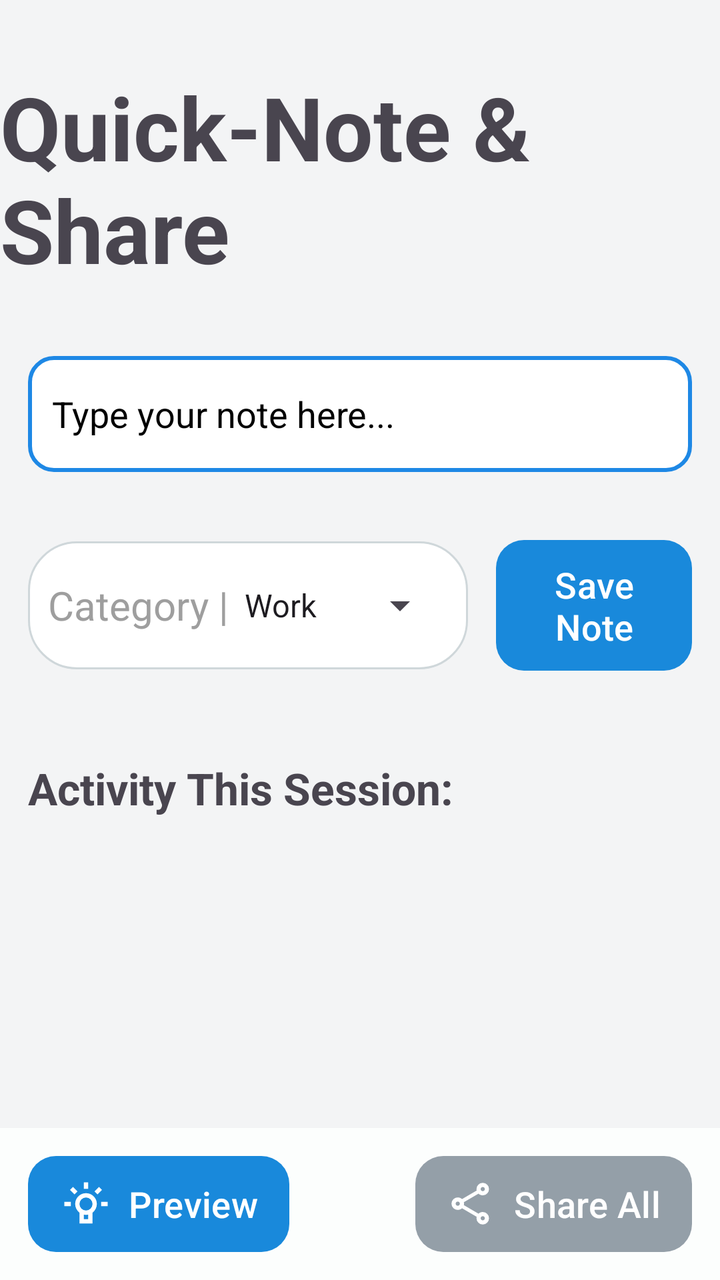
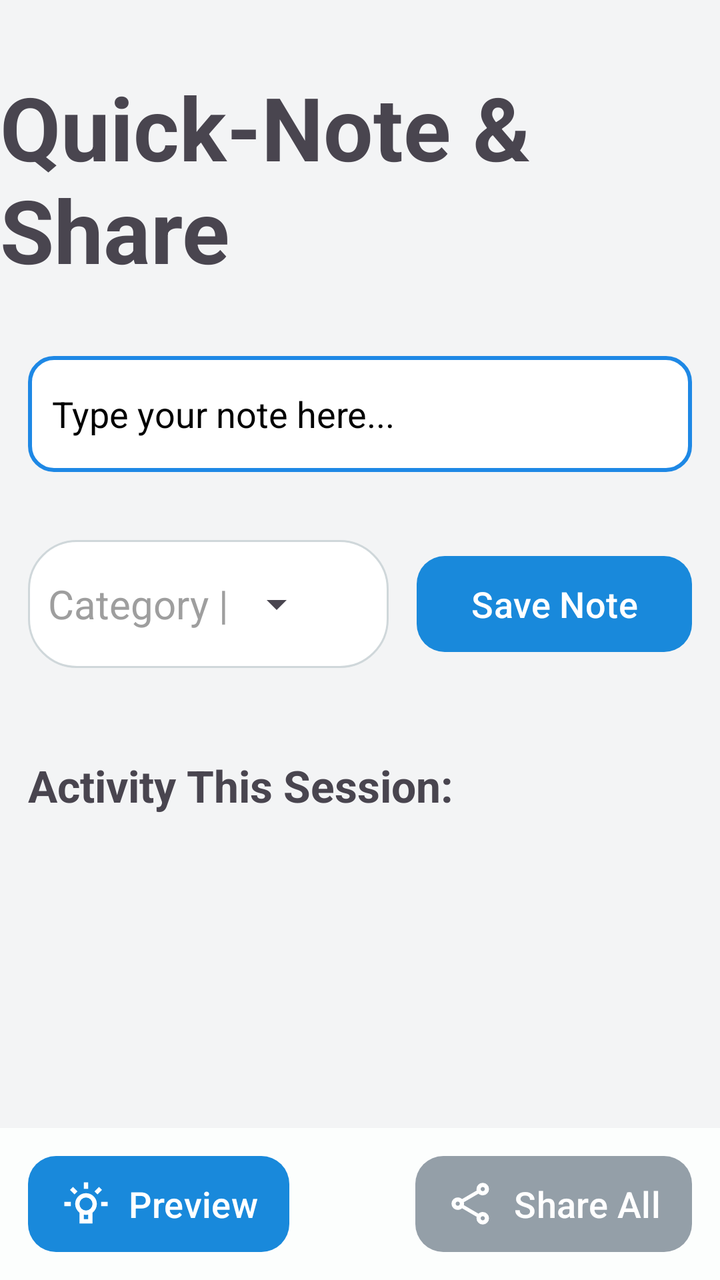

Before-and-after screenshots of an Android layout around one commit, followed by the original layout XML and the change that was made.
<!-- AndroidManifest.xml: application theme Theme.QuickNote -->
<!-- res/layout/activity_main.xml -->
<?xml version="1.0" encoding="utf-8"?>
<androidx.constraintlayout.widget.ConstraintLayout xmlns:android="http://schemas.android.com/apk/res/android"
    xmlns:app="http://schemas.android.com/apk/res-auto"
    xmlns:tools="http://schemas.android.com/tools"
    android:id="@+id/main"
    android:layout_width="match_parent"
    android:layout_height="match_parent"
    android:background="@color/appBgClr"
    tools:context=".MainActivity">

    <TextView
        android:id="@+id/appHeader"
        android:layout_width="wrap_content"
        android:layout_height="wrap_content"
        android:layout_marginHorizontal="14dp"
        android:layout_marginTop="34dp"
        android:text="@string/app_header"
        android:textSize="44sp"
        android:textStyle="bold"
        app:layout_constraintEnd_toEndOf="parent"
        app:layout_constraintStart_toStartOf="parent"
        app:layout_constraintTop_toTopOf="parent" />

    <EditText
        android:id="@+id/noteInput"
        android:layout_width="match_parent"
        android:layout_height="58dp"
        android:layout_marginHorizontal="14dp"
        android:layout_marginTop="34dp"
        android:background="@drawable/note_textbar"
        android:hint="@string/note_hint"
        android:padding="12dp"
        android:textColor="@color/hintClr"
        android:textColorHint="@color/black"
        android:textSize="18sp"
        app:layout_constraintEnd_toEndOf="parent"
        app:layout_constraintStart_toStartOf="parent"
        app:layout_constraintTop_toBottomOf="@+id/appHeader" />

    <LinearLayout
        android:id="@+id/spinnerBtnContainer"
        android:layout_width="0dp"
        android:layout_height="wrap_content"
        android:layout_marginHorizontal="14dp"
        android:layout_marginTop="34dp"
        android:gravity="center_vertical"
        app:layout_constraintEnd_toEndOf="parent"
        app:layout_constraintStart_toStartOf="parent"
        app:layout_constraintTop_toBottomOf="@+id/noteInput">

        <LinearLayout
            android:id="@+id/txtSpinnerContainer"
            android:layout_width="wrap_content"
            android:layout_height="wrap_content"
            android:layout_weight="1"
            android:background="@drawable/categories_dropdown"
            android:gravity="center_vertical">

            <TextView
                android:id="@+id/categoryTxt"
                android:layout_width="wrap_content"
                android:layout_height="wrap_content"
                android:text="@string/category_spinner"
                android:textColor="@color/hintClr"
                android:textSize="20sp" />

            <Spinner
                android:id="@+id/categoryDropDown"
                android:layout_width="wrap_content"
                android:layout_height="48dp"
                android:entries="@array/category_items"
                android:popupBackground="@drawable/dropdown_bg"
                android:spinnerMode="dropdown"
                app:layout_constraintEnd_toStartOf="@+id/saveNoteBtn"
                app:layout_constraintHorizontal_bias="0.817"
                app:layout_constraintStart_toStartOf="parent"
                app:layout_constraintTop_toBottomOf="@+id/noteHint" />
        </LinearLayout>

        <com.google.android.material.button.MaterialButton
            android:id="@+id/saveNoteBtn"
            android:layout_width="wrap_content"
            android:layout_height="wrap_content"
            android:insetTop="0dp"
            android:insetBottom="0dp"
            app:backgroundTint="@color/blueBtnClr"
            android:paddingHorizontal="16dp"
            android:paddingVertical="10dp"
            android:layout_marginStart="14dp"
            app:cornerRadius="14dp"
            android:layout_weight="1"
            android:text="@string/save_note"
            android:textSize="18sp"
            app:layout_constraintEnd_toEndOf="parent"
            app:layout_constraintTop_toBottomOf="@+id/noteHint"
        />

    </LinearLayout>

    <TextView
        android:id="@+id/activityHeader"
        android:layout_width="wrap_content"
        android:layout_height="wrap_content"
        android:layout_marginStart="14dp"
        android:layout_marginTop="44dp"
        android:text="@string/activity_title"
        android:textSize="22sp"
        android:textStyle="bold"
        app:layout_constraintStart_toStartOf="parent"
        app:layout_constraintTop_toBottomOf="@+id/spinnerBtnContainer" />

    <androidx.recyclerview.widget.RecyclerView
        android:id="@+id/noteList"
        android:layout_width="match_parent"
        android:layout_height="0dp"
        android:layout_marginHorizontal="14dp"
        android:layout_marginTop="44dp"
        app:layout_constraintStart_toStartOf="parent"
        app:layout_constraintTop_toBottomOf="@id/activityHeader"
        app:layout_constraintBottom_toTopOf="@id/footer" />

    <LinearLayout
        android:id="@+id/footer"
        android:layout_width="0dp"
        android:layout_height="wrap_content"
        android:layout_weight="1"
        android:background="@color/footerBgClr"
        android:gravity="center_vertical"
        android:padding="14dp"
        app:layout_constraintBottom_toBottomOf="parent"
        app:layout_constraintEnd_toEndOf="parent"
        app:layout_constraintStart_toStartOf="parent">

        <com.google.android.material.button.MaterialButton
            android:id="@+id/previewBtn"
            android:layout_width="wrap_content"
            android:layout_height="wrap_content"
            android:insetTop="0dp"
            android:insetBottom="0dp"
            android:paddingHorizontal="16dp"
            android:paddingVertical="10dp"
            android:text="@string/preview_btn_txt"
            app:backgroundTint="@color/blueBtnClr"
            app:cornerRadius="14dp"
            app:icon="@drawable/wb_incandescent_24px"
            app:iconGravity="textStart"
            app:iconPadding="8dp"
            android:textSize="18sp"
            app:iconSize="26dp"
            app:iconTint="@android:color/white" />

        <View
            android:layout_width="0dp"
            android:layout_height="0dp"
            android:layout_weight="1" />

        <com.google.android.material.button.MaterialButton
            android:id="@+id/shareAllBtn"
            android:layout_width="wrap_content"
            android:layout_height="wrap_content"
            android:insetTop="0dp"
            android:insetBottom="0dp"
            android:paddingHorizontal="16dp"
            android:paddingVertical="10dp"
            android:text="@string/share_all_btn_txt"
            app:backgroundTint="@color/shareBtnClr"
            app:cornerRadius="14dp"
            android:textSize="18sp"
            app:icon="@drawable/share_24px"
            app:iconGravity="textStart"
            app:iconPadding="8dp"
            app:iconSize="25dp"
            app:iconTint="@android:color/white" />

    </LinearLayout>

</androidx.constraintlayout.widget.ConstraintLayout>
<!-- resources referenced by this layout -->
<resources>
  <string-array name="category_items">
          <item>Work</item>
          <item>Personal</item>
          <item>Study</item>
      </string-array>
  <color name="appBgClr">#f3f4f5</color>
  <color name="black">#FF000000</color>
  <color name="blueBtnClr">#1989db</color>
  <color name="footerBgClr">#fcfefd</color>
  <color name="hintClr">#9E9E9E</color>
  <color name="shareBtnClr">#949fa8</color>
  <!-- drawable categories_dropdown (drawable) -->
  <shape xmlns:android="http://schemas.android.com/apk/res/android"
      android:shape="rectangle">
      <solid android:color="@android:color/white" />
      <corners android:radius="24dp" />
      <stroke
          android:width="1dp"
          android:color="@color/categoryStrokeClr" />
      <padding
          android:bottom="8dp"
          android:left="10dp"
          android:right="10dp"
          android:top="8dp" />
  </shape>
  <!-- drawable dropdown_bg (drawable) -->
  <shape xmlns:android="http://schemas.android.com/apk/res/android"
      android:shape="rectangle">
      <solid android:color="@android:color/white" />
      <corners android:radius="12dp" />
      <stroke
          android:width="1dp"
          android:color="@color/cardBgClr" />
  
      <padding
          android:bottom="4dp"
          android:left="4dp"
          android:right="4dp"
          android:top="4dp" />
  </shape>
  <!-- drawable note_textbar (drawable) -->
  <?xml version="1.0" encoding="utf-8"?>
  <shape xmlns:android="http://schemas.android.com/apk/res/android"
      android:shape="rectangle">
  
      <solid android:color="@android:color/white" />
  
      <stroke
          android:width="2dp"
          android:color="#1E88E5" />
  
      <corners android:radius="12dp" />
  
      <padding
          android:bottom="10dp"
          android:left="12dp"
          android:right="12dp"
          android:top="10dp" />
  </shape>
  <!-- drawable wb_incandescent_24px (drawable) -->
  <vector xmlns:android="http://schemas.android.com/apk/res/android"
      android:width="24dp"
      android:height="24dp"
      android:tint="?attr/colorControlNormal"
      android:viewportWidth="960"
      android:viewportHeight="960">
  
      <group
          android:name="rotationGroup"
          android:pivotX="480"
          android:pivotY="480"
          android:rotation="180">
  
          <path
              android:fillColor="@android:color/white"
              android:pathData="M440,880L440,760L520,760L520,880L440,880ZM80,520L80,440L200,440L200,520L80,520ZM760,520L760,440L880,440L880,520L760,520ZM720,796L636,712L692,656L776,740L720,796ZM240,796L184,740L268,656L324,712L240,796ZM338.5,621.5Q280,563 280,480Q280,432 301.5,390.5Q323,349 360,320L360,120L600,120L600,320Q637,349 658.5,390.5Q680,432 680,480Q680,563 621.5,621.5Q563,680 480,680Q397,680 338.5,621.5ZM440,284Q450,282 460,281Q470,280 480,280Q490,280 500,281Q510,282 520,284L520,200L440,200L440,284ZM480,600Q530,600 565,565Q600,530 600,480Q600,430 565,395Q530,360 480,360Q430,360 395,395Q360,430 360,480Q360,530 395,565Q430,600 480,600ZM480,480Q480,480 480,480Q480,480 480,480Q480,480 480,480Q480,480 480,480Q480,480 480,480Q480,480 480,480Q480,480 480,480Q480,480 480,480Z" />
      </group>
  </vector>
  <string name="activity_title">Activity This Session:</string>
  <string name="app_header">Quick-Note &amp; Share</string>
  <string name="category_spinner">Category |</string>
  <string name="note_hint">Type your note here...</string>
  <string name="preview_btn_txt">Preview</string>
  <string name="save_note">Save Note</string>
  <string name="share_all_btn_txt">Share All</string>
  <style name="Theme.QuickNote" parent="Base.Theme.QuickNote" />
  <color name="categoryStrokeClr">#cfd7da</color>
  <color name="cardBgClr">#fbfdfc</color>
  <style name="Base.Theme.QuickNote" parent="Theme.Material3.DayNight.NoActionBar">
          
          
      </style>
  <!-- unchanged entries left out for length: 1 -->
</resources>

<!-- the commit's change to res/layout/activity_main.xml (unified diff, before → after) -->
@@ -68,7 +68,6 @@
                 android:id="@+id/categoryDropDown"
                 android:layout_width="wrap_content"
                 android:layout_height="48dp"
-                android:entries="@array/category_items"
                 android:popupBackground="@drawable/dropdown_bg"
                 android:spinnerMode="dropdown"
                 app:layout_constraintEnd_toStartOf="@+id/saveNoteBtn"
<!-- resource entries referenced after the edit -->
@@ -1,10 +1,5 @@
 <!-- resources referenced by this layout -->
 <resources>
-  <string-array name="category_items">
-          <item>Work</item>
-          <item>Personal</item>
-          <item>Study</item>
-      </string-array>
   <color name="appBgClr">#f3f4f5</color>
   <color name="black">#FF000000</color>
   <color name="blueBtnClr">#1989db</color>
